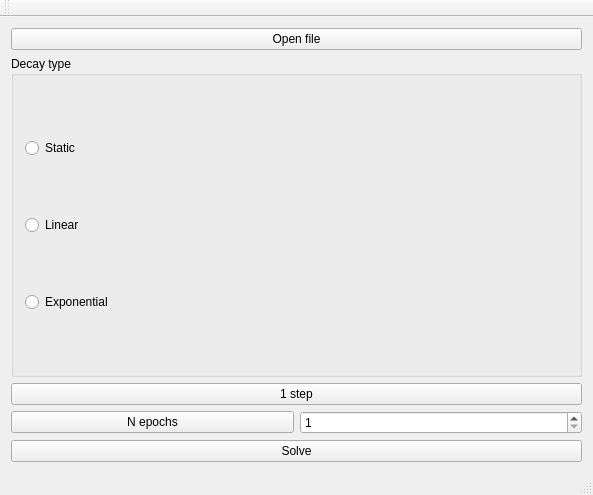
Before: the Qt Designer form it3105/project3/mainwindow.ui in fredrikpe/it3105, drawn with Qt 5.
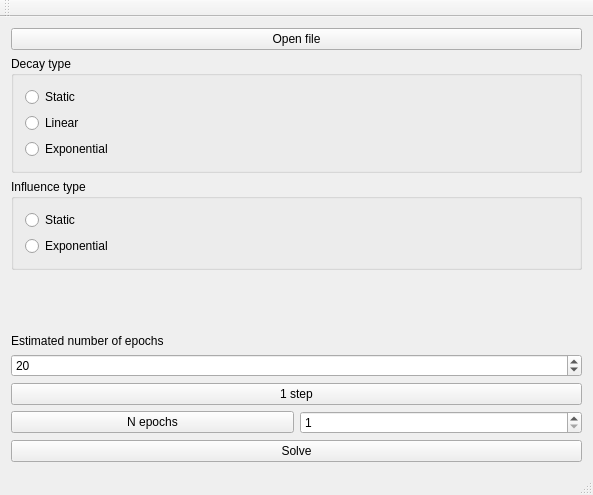
After: the same form once the commit is applied.

```diff
--- a/it3105/project3/mainwindow.ui
+++ b/it3105/project3/mainwindow.ui
@@ -56,6 +56,55 @@
           </layout>
          </widget>
         </item>
+        <item>
+         <widget class="QGroupBox" name="groupBox_2">
+          <property name="title">
+           <string>Influence type</string>
+          </property>
+          <layout class="QVBoxLayout" name="verticalLayout_4">
+           <item>
+            <widget class="QRadioButton" name="staticInfluenceButton">
+             <property name="text">
+              <string>Static</string>
+             </property>
+            </widget>
+           </item>
+           <item>
+            <widget class="QRadioButton" name="exponentialInfluenceButton">
+             <property name="text">
+              <string>Exponential</string>
+             </property>
+            </widget>
+           </item>
+          </layout>
+         </widget>
+        </item>
+        <item>
+         <widget class="QLabel" name="label">
+          <property name="text">
+           <string>Estimated number of epochs</string>
+          </property>
+          <property name="alignment">
+           <set>Qt::AlignBottom|Qt::AlignLeading|Qt::AlignLeft</set>
+          </property>
+         </widget>
+        </item>
+        <item>
+         <widget class="QSpinBox" name="numIterationsspinBox">
+          <property name="minimum">
+           <number>5</number>
+          </property>
+          <property name="maximum">
+           <number>500</number>
+          </property>
+          <property name="singleStep">
+           <number>5</number>
+          </property>
+          <property name="value">
+           <number>20</number>
+          </property>
+         </widget>
+        </item>
         <item>
          <widget class="QPushButton" name="oneStepButton">
           <property name="text">
```
